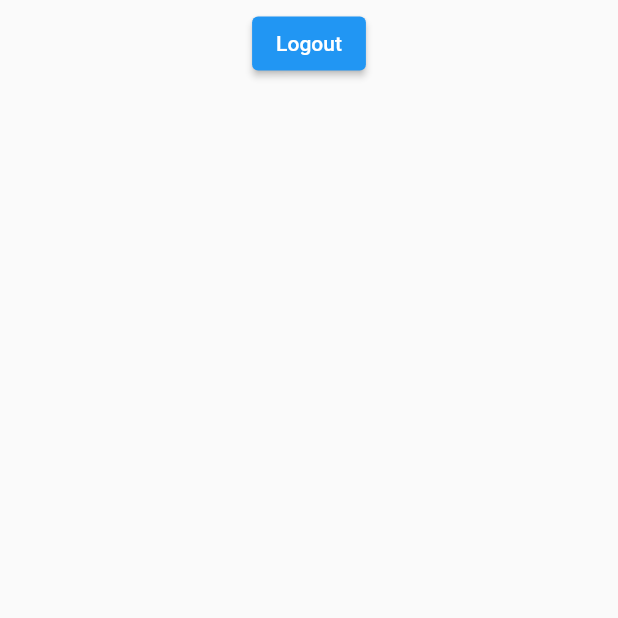
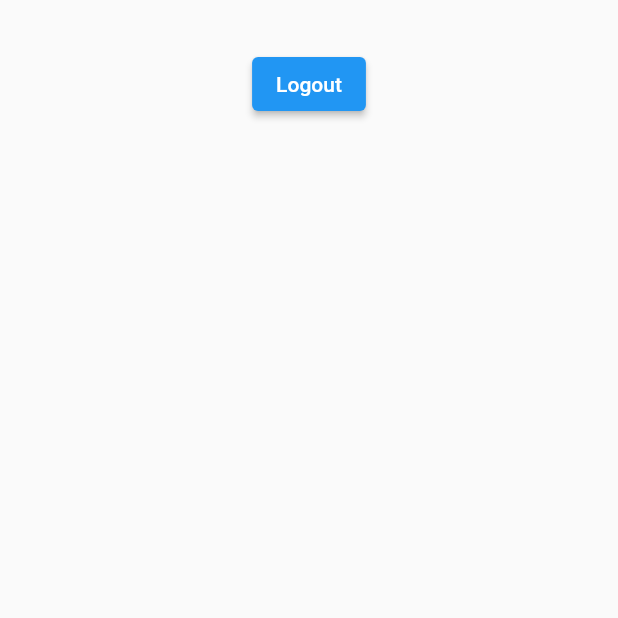
Before and after one commit to IgorFollador/uri-firebaseAndroid, a Flutter app: the Home screen opened directly, on a phone screen of 412 x 824 dp, the top half of it. Run offline on Flutter 3.47's test engine with Material 2 defaults, Android fonts, the phone set to English and light mode, and no system bars; our stand-ins replace firebase_auth, firebase_core; accounts and stored records are empty.

Commit message:
Update layout home.dart

```diff
--- a/lib/home.dart
+++ b/lib/home.dart
@@ -20,11 +20,12 @@ class _HomeState extends State<Home> {
   Widget build(BuildContext context) {
     return Scaffold(
       body: Container(
+        padding: EdgeInsets.all(16),
         child: Center(
             child: Column(
           children: [
             Padding(
-              padding: EdgeInsets.all(5),
+              padding: EdgeInsets.all(16),
               child: ElevatedButton(
                 onPressed: _logout,
                 child: Text("Logout"),
```
